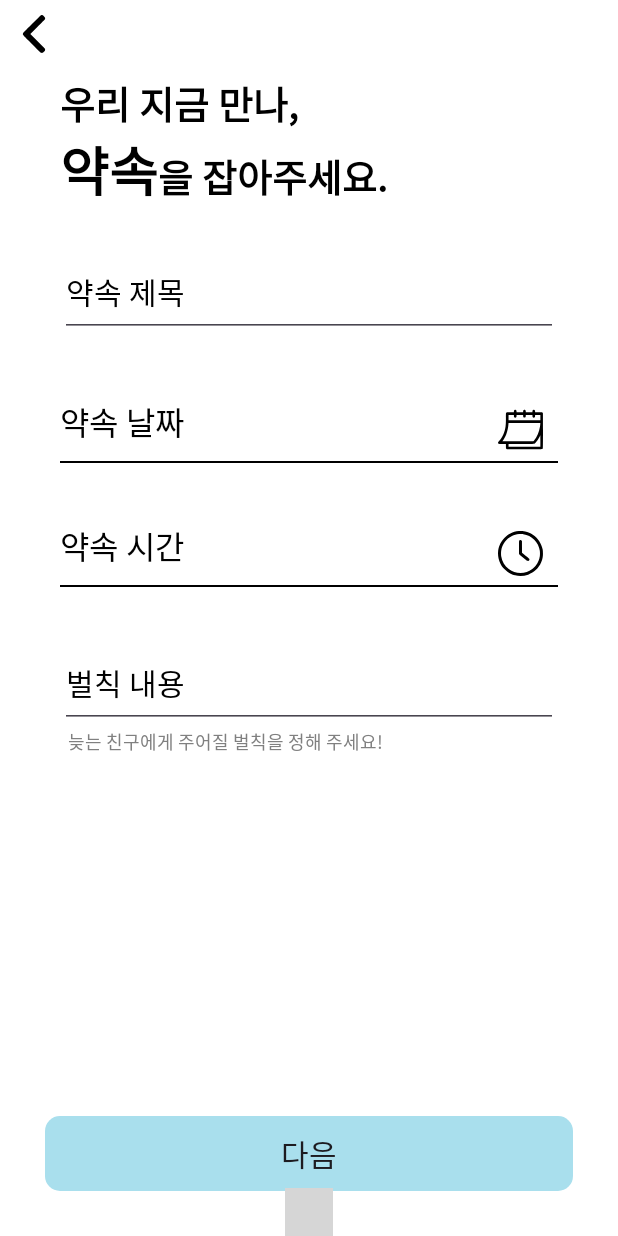
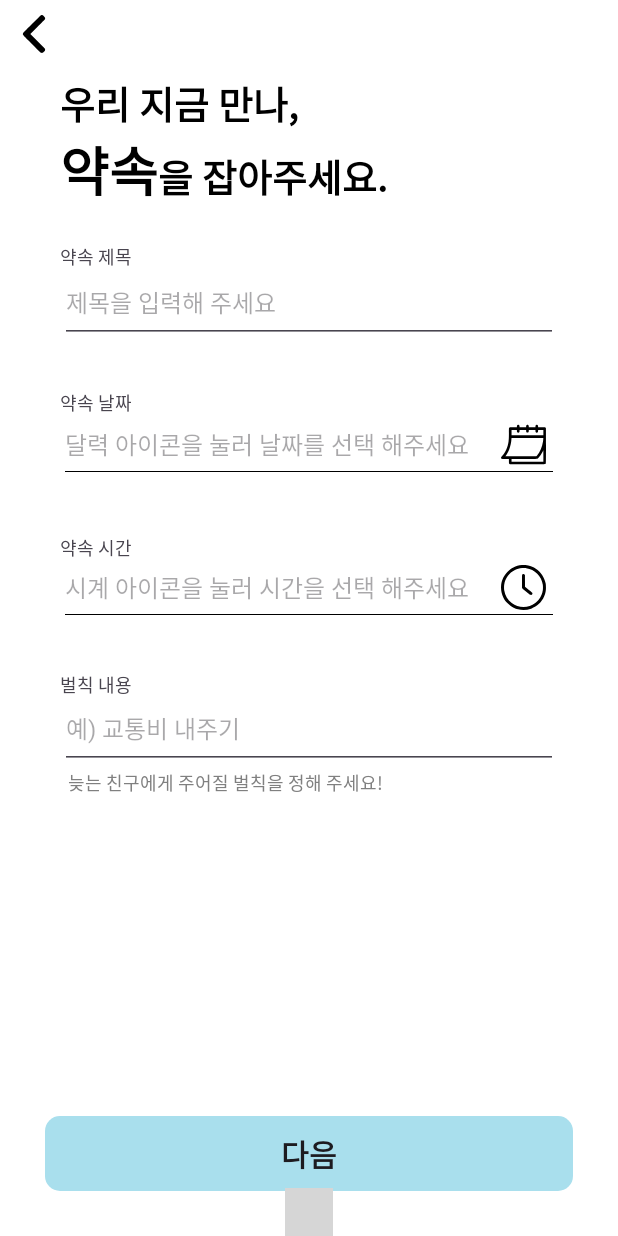
Before and after one commit to TeamProject10Final/TeamProject_Final, an Android app: the RoomStartFragment screen opened directly, with no data from a screen before it, on a phone screen of 412 x 824 dp. Run offline under Robolectric (Android 15) with nearby library versions, the phone set to English and light mode, and no system bars; our stand-ins replace Firebase (no records; nobody signed in at launch, a user with empty details on screens opened directly); plain views replace DotsIndicator; 1 statement that could not run was skipped; grey boxes are pictures that could not be loaded.

Commit message:
UI/UX 피드백2
room 프래그먼트 수정

```diff
--- a/app/src/main/java/com/example/donotlate/feature/room/presentation/view/ViewPagerFragment.kt
+++ b/app/src/main/java/com/example/donotlate/feature/room/presentation/view/ViewPagerFragment.kt
@@ -60,6 +60,7 @@ class ViewPagerFragment : Fragment() {
                                 val dialog = BackFragmentDialog()
                                 dialog.show(requireActivity().supportFragmentManager, "BackFragmentDialog")
                             }
+
                         }
                         1 -> {
                             btnRoomNext.text = "다음"
--- a/app/src/main/res/layout/fragment_login.xml
+++ b/app/src/main/res/layout/fragment_login.xml
@@ -115,6 +115,7 @@
             android:layout_marginTop="35dp"
             android:layout_marginEnd="30dp"
             android:text="로그인"
+            android:textStyle="bold"
             android:textSize="20dp"
             android:textColor="@color/black"
             android:background="@drawable/btn_radius_lilac"
--- a/app/src/main/res/layout/fragment_room_friend.xml
+++ b/app/src/main/res/layout/fragment_room_friend.xml
@@ -23,14 +23,13 @@
     <EditText
         android:id="@+id/et_Room_Friend_Search"
         android:layout_width="0dp"
-        android:layout_height="35dp"
+        android:layout_height="wrap_content"
         android:layout_marginStart="20dp"
         android:layout_marginEnd="10dp"
         android:layout_marginTop="50dp"
         android:paddingLeft="15dp"
         android:fontFamily="@font/pretendard_regular"
         android:hint="친구를 검색해 주세요"
-        android:background="@drawable/et_custom_blue"
         app:layout_constraintStart_toStartOf="parent"
         app:layout_constraintEnd_toStartOf="@+id/btn_Room_Friend_Search"
         app:layout_constraintTop_toBottomOf="@id/tv_Room_Friend_Title"/>
--- a/app/src/main/res/layout/fragment_room_map.xml
+++ b/app/src/main/res/layout/fragment_room_map.xml
@@ -24,14 +24,13 @@
     <EditText
         android:id="@+id/et_Room_Map_Search"
         android:layout_width="0dp"
-        android:layout_height="35dp"
+        android:layout_height="wrap_content"
         android:layout_marginStart="20dp"
         android:layout_marginEnd="10dp"
         android:layout_marginTop="50dp"
         android:paddingLeft="15dp"
         android:hint="목적지를 검색해주세요"
         android:fontFamily="@font/pretendard_regular"
-        android:background="@drawable/et_custom_blue"
         app:layout_constraintStart_toStartOf="parent"
         app:layout_constraintEnd_toStartOf="@+id/btn_Room_Map_Search"
         app:layout_constraintTop_toBottomOf="@id/tv_Room_Map_Title"/>
--- a/app/src/main/res/layout/fragment_room_start.xml
+++ b/app/src/main/res/layout/fragment_room_start.xml
@@ -31,101 +31,108 @@
             android:id="@+id/et_Room_Title"
             android:layout_width="match_parent"
             android:layout_height="wrap_content"
-            android:hint="약속 제목"
-            android:textColorHint="@color/black"
-            android:textColor="@color/black"
-            android:textSize="20dp"
+            android:layout_marginStart="40dp"
+            android:layout_marginTop="40dp"
+            android:layout_marginEnd="40dp"
+            android:hint="제목을 입력해 주세요"
             android:paddingBottom="15dp"
-            android:layout_marginTop="30dp"
-            android:layout_marginStart="40dp"
-            android:layout_marginEnd="40dp"
+            android:textSize="16sp"
+            app:layout_constraintEnd_toEndOf="parent"
             app:layout_constraintStart_toStartOf="parent"
-            app:layout_constraintEnd_toEndOf="parent"
-            app:layout_constraintTop_toTopOf="parent"/>
+            app:layout_constraintTop_toTopOf="parent" />
 
         <TextView
             android:id="@+id/tv_Room_Date"
             android:layout_width="match_parent"
             android:layout_height="wrap_content"
-            android:text="약속 날짜"
-            android:textColorHint="@color/black"
-            android:textColor="@color/black"
-            android:textSize="21dp"
+            android:layout_marginStart="40dp"
+            android:layout_marginTop="55dp"
+            android:layout_marginEnd="40dp"
             android:gravity="start"
             android:paddingBottom="10dp"
-            android:layout_marginTop="40dp"
-            android:layout_marginStart="40dp"
-            android:layout_marginEnd="40dp"
+            android:hint="달력 아이콘을 눌러 날짜를 선택 해주세요"
+            android:textColor="@color/black"
+            android:textSize="16sp"
+            android:paddingStart="3dp"
+            app:layout_constraintEnd_toEndOf="parent"
             app:layout_constraintStart_toStartOf="parent"
-            app:layout_constraintEnd_toEndOf="parent"
-            app:layout_constraintTop_toBottomOf="@+id/et_Room_Title"/>
+            app:layout_constraintTop_toBottomOf="@+id/et_Room_Title"
+            tools:ignore="RtlSymmetry" />
 
         <View
+            android:id="@+id/view"
             android:layout_width="0dp"
-            android:layout_height="1dp"
+            android:layout_height="0.8dp"
+            android:layout_marginStart="3dp"
+            android:layout_marginTop="-4dp"
+            android:layout_marginEnd="3dp"
             android:background="@color/black"
-            app:layout_constraintTop_toBottomOf="@+id/tv_Room_Date"
+            app:layout_constraintEnd_toEndOf="@+id/tv_Room_Date"
             app:layout_constraintStart_toStartOf="@id/tv_Room_Date"
-            app:layout_constraintEnd_toEndOf="@+id/tv_Room_Date" />
+            app:layout_constraintTop_toBottomOf="@+id/tv_Room_Date" />
+
 
         <ImageView
             android:id="@+id/iv_Date"
             android:layout_width="30dp"
             android:layout_height="30dp"
+            android:layout_marginEnd="8dp"
+            android:layout_marginBottom="3dp"
             android:background="@drawable/ic_calendar"
-            android:layout_marginEnd="10dp"
-            app:layout_constraintTop_toTopOf="@+id/tv_Room_Date"
-            app:layout_constraintEnd_toEndOf="@+id/tv_Room_Date"
-            app:layout_constraintBottom_toBottomOf="@+id/tv_Room_Date" />
-
+            app:layout_constraintBottom_toBottomOf="@+id/view"
+            app:layout_constraintEnd_toEndOf="@+id/tv_Room_Date" />
 
         <TextView
             android:id="@+id/tv_Room_Time"
             android:layout_width="match_parent"
             android:layout_height="wrap_content"
-            android:text="약속 시간"
-            android:textColorHint="@color/black"
-            android:textColor="@color/black"
-            android:textSize="21dp"
+            android:layout_marginStart="40dp"
+            android:layout_marginTop="61dp"
+            android:layout_marginEnd="40dp"
             android:gravity="start"
             android:paddingBottom="10dp"
-            android:layout_marginTop="40dp"
-            android:layout_marginStart="40dp"
-            android:layout_marginEnd="40dp"
+            android:hint="시계 아이콘을 눌러 시간을 선택 해주세요"
+            android:textColor="@color/black"
+            android:textSize="16sp"
+            android:paddingStart="3dp"
+            app:layout_constraintEnd_toEndOf="parent"
             app:layout_constraintStart_toStartOf="parent"
-            app:layout_constraintEnd_toEndOf="parent"
-            app:layout_constraintTop_toBottomOf="@+id/tv_Room_Date"/>
+            app:layout_constraintTop_toBottomOf="@+id/tv_Room_Date"
+            tools:ignore="RtlSymmetry" />
 
         <View
+            android:id="@+id/view2"
             android:layout_width="0dp"
-            android:layout_height="1dp"
+            android:layout_height="0.8dp"
+            android:layout_marginStart="3dp"
+            android:layout_marginTop="-4dp"
+            android:layout_marginEnd="3dp"
             android:background="@color/black"
-            app:layout_constraintTop_toBottomOf="@+id/tv_Room_Time"
+            app:layout_constraintEnd_toEndOf="@+id/tv_Room_Time"
             app:layout_constraintStart_toStartOf="@id/tv_Room_Time"
-            app:layout_constraintEnd_toEndOf="@+id/tv_Room_Time" />
+            app:layout_constraintTop_toBottomOf="@+id/tv_Room_Time" />
 
         <ImageView
             android:id="@+id/iv_Time"
             android:layout_width="30dp"
             android:layout_height="30dp"
+            android:layout_marginEnd="8dp"
+            android:layout_marginBottom="3dp"
             android:background="@drawable/ic_time"
-            android:layout_marginEnd="10dp"
-            app:layout_constraintTop_toTopOf="@+id/tv_Room_Time"
-            app:layout_constraintEnd_toEndOf="@+id/tv_Room_Time"
-            app:layout_constraintBottom_toBottomOf="@+id/tv_Room_Time" />
+            app:layout_constraintBottom_toBottomOf="@+id/view2"
+            app:layout_constraintEnd_toEndOf="@+id/tv_Room_Time" />
 
         <EditText
             android:id="@+id/et_Room_Penalty"
             android:layout_width="match_parent"
             android:layout_height="wrap_content"
             android:layout_marginStart="40dp"
-            android:layout_marginTop="40dp"
+            android:layout_marginTop="50dp"
             android:layout_marginEnd="40dp"
-            android:hint="벌칙 내용"
+            android:hint="예) 교통비 내주기"
             android:paddingBottom="15dp"
             android:textColor="@color/black"
-            android:textColorHint="@color/black"
-            android:textSize="20dp"
+            android:textSize="16dp"
             app:layout_constraintEnd_toEndOf="parent"
             app:layout_constraintStart_toStartOf="parent"
             app:layout_constraintTop_toBottomOf="@+id/tv_Room_Time" />
@@ -141,6 +148,48 @@
             app:layout_constraintTop_toBottomOf="@id/et_Room_Penalty"
             app:layout_constraintStart_toStartOf="@id/et_Room_Penalty"/>
 
+        <TextView
+            android:id="@+id/textView5"
+            android:layout_width="wrap_content"
+            android:layout_height="19dp"
+            android:layout_marginBottom="-2dp"
+            android:text="약속 제목"
+            android:textSize="12sp"
+            app:layout_constraintBottom_toTopOf="@+id/et_Room_Title"
+            app:layout_constraintStart_toStartOf="@+id/et_Room_Title" />
+
+        <TextView
+            android:id="@+id/textView6"
+            android:layout_width="wrap_content"
+            android:layout_height="19dp"
+            android:layout_marginBottom="5dp"
+            android:text="약속 날짜"
+            android:textSize="12sp"
+            app:layout_constraintBottom_toTopOf="@+id/tv_Room_Date"
+            app:layout_constraintStart_toStartOf="@+id/tv_Room_Date" />
+
+        <TextView
+            android:id="@+id/textView7"
+            android:layout_width="wrap_content"
+            android:layout_height="wrap_content"
+            android:layout_marginBottom="5dp"
+            android:text="약속 시간"
+            android:textSize="12sp"
+            app:layout_constraintBottom_toTopOf="@+id/tv_Room_Time"
+            app:layout_constraintStart_toStartOf="@+id/tv_Room_Time" />
+
+        <TextView
+            android:id="@+id/textView8"
+            android:layout_width="wrap_content"
+            android:layout_height="wrap_content"
+            android:layout_marginBottom="-2dp"
+            android:text="벌칙 내용"
+            android:textSize="12sp"
+            app:layout_constraintBottom_toTopOf="@+id/et_Room_Penalty"
+            app:layout_constraintStart_toStartOf="@+id/et_Room_Penalty" />
+
     </androidx.constraintlayout.widget.ConstraintLayout>
 
+
+
 </androidx.constraintlayout.widget.ConstraintLayout>
--- a/app/src/main/res/layout/fragment_view_pager.xml
+++ b/app/src/main/res/layout/fragment_view_pager.xml
@@ -32,6 +32,7 @@
         android:layout_marginStart="30dp"
         android:layout_marginEnd="30dp"
         android:text="다음"
+        android:textStyle="bold"
         android:textSize="20dp"
         android:layout_marginBottom="30dp"
         android:background="@drawable/btn_radius_arctic"
```
